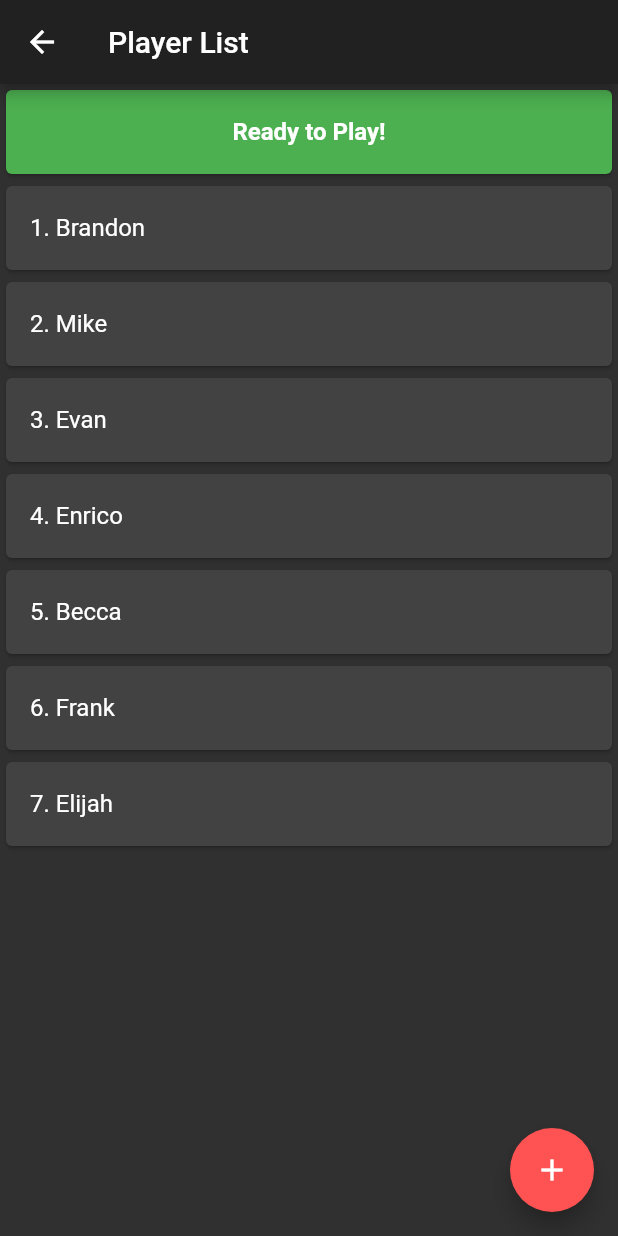
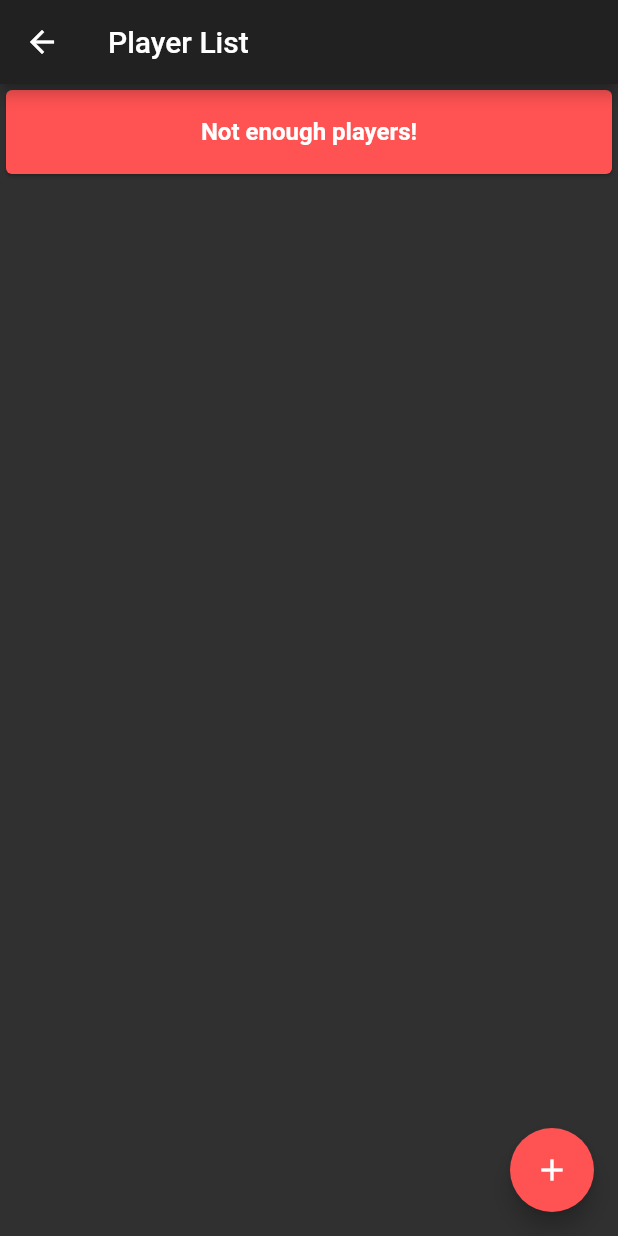
Before and after one commit to leer10/shroles, a Flutter app: the PlayerListScreen screen opened by its route, on a phone screen of 412 x 824 dp. Run offline on Flutter 3.47's test engine with Material 2 defaults, Android fonts, the phone set to English and light mode, and no system bars.

Commit message:
remove convenience players

```diff
--- a/lib/main.dart
+++ b/lib/main.dart
@@ -68,13 +68,13 @@ void introducePlayer(Player player){
 }
 
 GameState(){
-  addPlayer("Brandon");
-  addPlayer("Mike");
-  addPlayer("Evan");
-  addPlayer("Enrico");
-  addPlayer("Becca");
-  addPlayer("Frank");
-  addPlayer("Elijah");
+//  addPlayer("Brandon");
+//  addPlayer("Mike");
+//  addPlayer("Evan");
+//  addPlayer("Enrico");
+//  addPlayer("Becca");
+//  addPlayer("Frank");
+//  addPlayer("Elijah");
 }
 }
 
```
